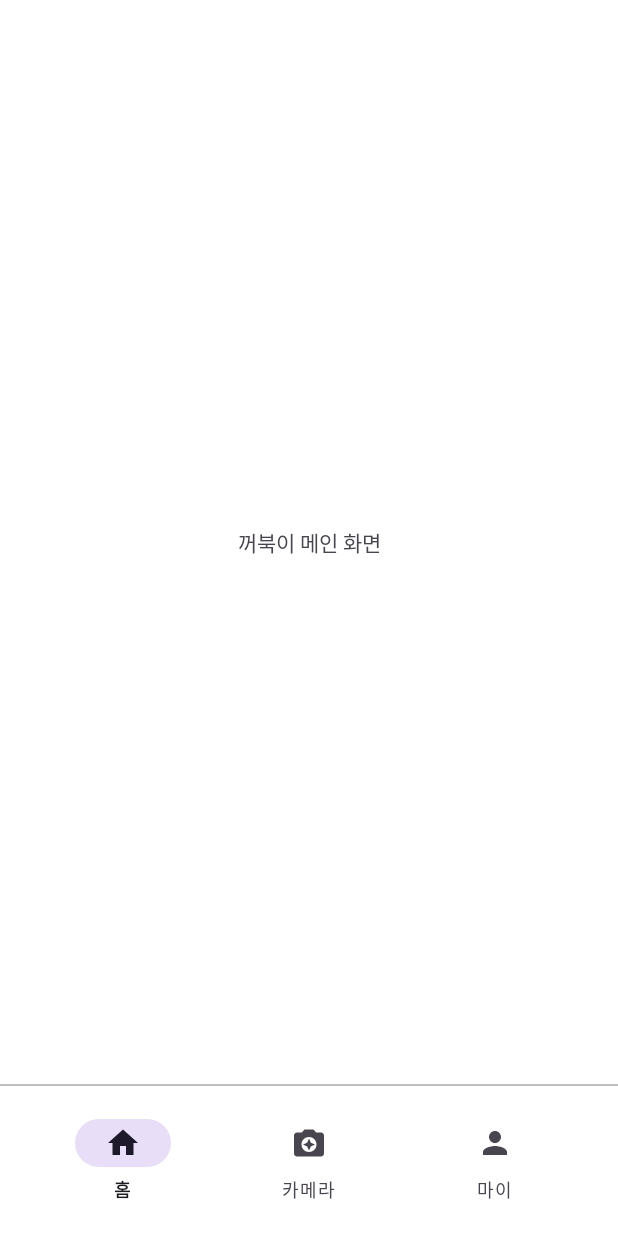
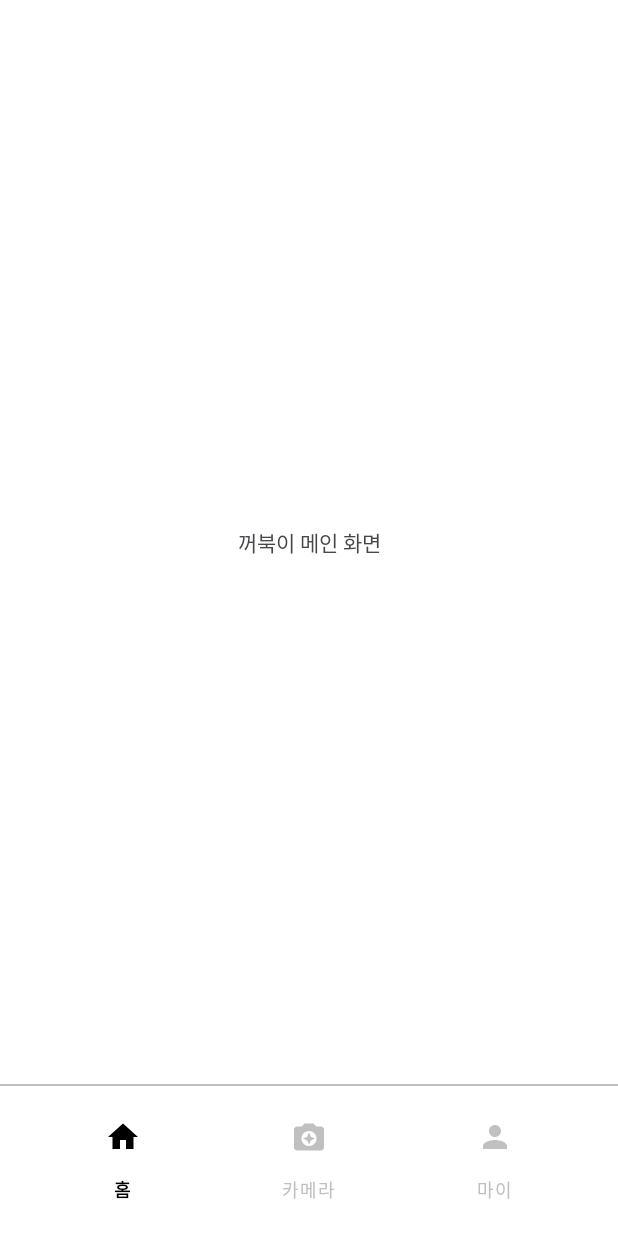
Before and after one commit to songmik/NeckDetector, an Android app: the screen it shows after launch (MainActivity), on a phone screen of 412 x 824 dp. Run offline under Robolectric (Android 15) with nearby library versions, the phone set to English and light mode, and no system bars; libraries missing offline, so code that uses them is left out: androidx.camera.core, androidx.camera.lifecycle.

Commit message:
#1 Bottom Navigation 클릭 시 색상 수정
- 카메라 버튼 수정

```diff
--- /dev/null
+++ b/app/src/main/res/color/selected_bottom_nav_item.xml
@@ -0,0 +1,9 @@
+<?xml version="1.0" encoding="utf-8"?>
+<selector xmlns:android="http://schemas.android.com/apk/res/android">
+        <!-- 아이템이 선택되지 않은 상태(기본 상태) -->
+        <item android:color="@color/gray" android:state_checked="false" />
+
+        <!-- 아이템이 선택된 상태(클릭한 상태) -->
+        <item android:color="@android:color/black" android:state_checked="true" />
+
+</selector>
--- a/app/src/main/res/layout/activity_main.xml
+++ b/app/src/main/res/layout/activity_main.xml
@@ -33,6 +33,9 @@
         android:paddingTop="10dp"
         android:paddingEnd="20dp"
         android:paddingBottom="10dp"
+        app:itemActiveIndicatorStyle="@color/white"
+        app:itemIconTint="@color/selected_bottom_nav_item"
+        app:itemTextColor="@color/selected_bottom_nav_item"
         app:layout_constraintBottom_toBottomOf="parent"
         app:layout_constraintEnd_toEndOf="parent"
         app:layout_constraintStart_toStartOf="parent"
--- a/app/src/main/res/values/colors.xml
+++ b/app/src/main/res/values/colors.xml
@@ -4,4 +4,5 @@
     <color name="white">#FFFFFFFF</color>
 
     <color name="gray">#FFC0C0C0</color>
+    <color name="green">#FF9ACD32</color>
 </resources>
```
Also changed, not shown: app/src/main/res/drawable/custom_circle.xml (added, +17 -0 lines), app/src/main/res/layout/fragment_camera.xml (+8 -8 lines).
